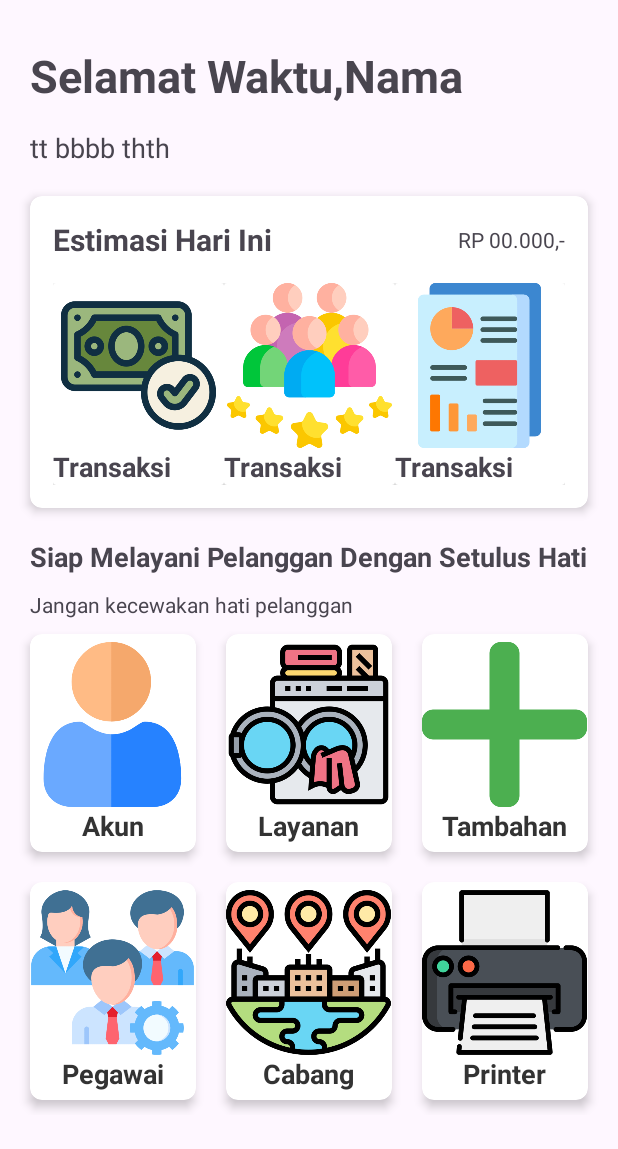
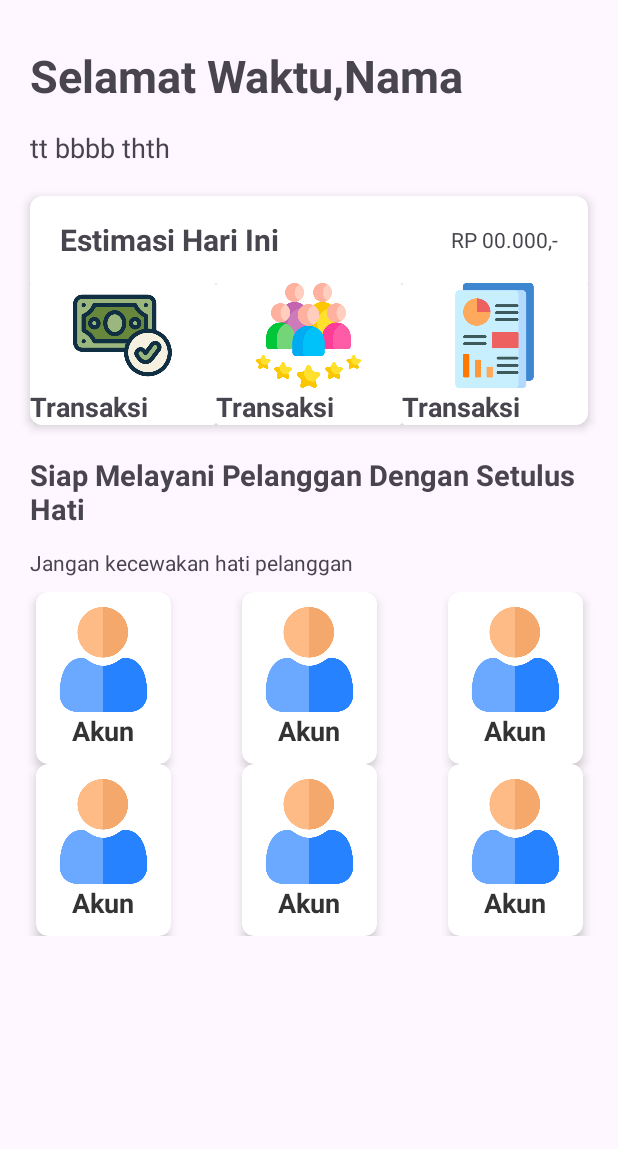
Before and after one commit to oktavianbn/Laundry, an Android app: the MainActivity screen opened directly, with no data from a screen before it, on a phone screen of 412 x 824 dp. Shown: the top 1149 px of the screen. Run offline under Robolectric (Android 15) with nearby library versions, the phone set to English and light mode, and no system bars.

Commit message:
Segment 1 : lanjut kerapian 2  (Mau pulang dulu[lagi])

```diff
--- a/app/src/main/res/layout/activity_main.xml
+++ b/app/src/main/res/layout/activity_main.xml
@@ -50,10 +50,11 @@
             android:layout_width="match_parent"
             android:layout_height="wrap_content"
             android:orientation="vertical"
-            android:layout_margin="15dp">
+            android:layout_marginTop="15dp">
             <androidx.constraintlayout.widget.ConstraintLayout
                 android:layout_width="match_parent"
                 android:layout_height="wrap_content"
+                android:layout_marginHorizontal="20dp"
                 android:paddingBottom="15dp">
 
                 <TextView
@@ -95,8 +96,8 @@
                         android:gravity="center">
 
                         <ImageView
-                            android:layout_width="110dp"
-                            android:layout_height="110dp"
+                            android:layout_width="70dp"
+                            android:layout_height="70dp"
                             android:src="@drawable/transaksi" />
 
                         <TextView
@@ -122,8 +123,8 @@
                         android:gravity="center">
 
                         <ImageView
-                            android:layout_width="110dp"
-                            android:layout_height="110dp"
+                            android:layout_width="70dp"
+                            android:layout_height="70dp"
                             android:src="@drawable/pelanggan" />
 
                         <TextView
@@ -149,8 +150,8 @@
                         android:gravity="center">
 
                         <ImageView
-                            android:layout_width="110dp"
-                            android:layout_height="110dp"
+                            android:layout_width="70dp"
+                            android:layout_height="70dp"
                             android:src="@drawable/laporan" />
 
                         <TextView
@@ -172,7 +173,7 @@
         android:layout_height="wrap_content"
         android:layout_marginTop="20dp"
         android:text="Siap Melayani Pelanggan Dengan Setulus Hati"
-        android:textSize="18sp"
+        android:textSize="19sp"
         android:textStyle="bold"
         android:textAlignment="center"
         android:layout_marginHorizontal="20dp"
@@ -185,7 +186,7 @@
         android:layout_width="match_parent"
         android:layout_height="wrap_content"
         android:layout_marginHorizontal="20dp"
-        android:layout_marginTop="10dp"
+        android:layout_marginTop="13dp"
         android:text="Jangan kecewakan hati pelanggan"
         android:textAlignment="textStart"
         android:textSize="14sp"
@@ -196,196 +197,217 @@
     <GridLayout
         android:layout_width="match_parent"
         android:layout_height="wrap_content"
+        android:layout_marginTop="10dp"
         android:columnCount="3"
         android:rowCount="2"
-        android:layout_marginHorizontal="10dp"
+        app:layout_constraintEnd_toEndOf="parent"
         app:layout_constraintStart_toStartOf="parent"
-        app:layout_constraintEnd_toEndOf="parent"
         app:layout_constraintTop_toBottomOf="@+id/moto_text_2_TV">
 
         <androidx.cardview.widget.CardView
-            android:layout_width="0dp"
+            android:layout_width="wrap_content"
             android:layout_height="wrap_content"
-            android:layout_margin="10dp"
             android:layout_rowWeight="1"
             android:layout_columnWeight="1"
-            app:cardElevation="4dp"
-            app:cardCornerRadius="8dp">
+            android:layout_gravity="center"
+            app:cardCornerRadius="8dp"
+            app:cardElevation="4dp">
+
             <LinearLayout
-                android:layout_width="match_parent"
-                android:paddingVertical="5dp"
+                android:layout_width="wrap_content"
                 android:layout_height="wrap_content"
-                android:orientation="vertical"
-                android:gravity="center">
+                android:layout_margin="10dp"
+                android:gravity="center"
+                android:orientation="vertical">
+
                 <ImageView
-                    android:layout_width="110dp"
-                    android:layout_height="110dp"
+                    android:layout_width="70dp"
+                    android:layout_height="70dp"
                     android:minWidth="80dp"
                     android:minHeight="80dp"
                     android:src="@drawable/akun" />
+
                 <TextView
                     android:layout_width="wrap_content"
                     android:layout_height="wrap_content"
                     android:text="Akun"
                     android:textAlignment="center"
+                    android:textColor="#333333"
                     android:textSize="18sp"
-                    android:textStyle="bold"
-                    android:textColor="#333333" />
+                    android:textStyle="bold" />
             </LinearLayout>
         </androidx.cardview.widget.CardView>
 
         <androidx.cardview.widget.CardView
-            android:layout_width="0dp"
+            android:layout_width="wrap_content"
             android:layout_height="wrap_content"
-            android:layout_margin="10dp"
             android:layout_rowWeight="1"
             android:layout_columnWeight="1"
-            app:cardElevation="4dp"
-            app:cardCornerRadius="8dp">
+            android:layout_gravity="center"
+            app:cardCornerRadius="8dp"
+            app:cardElevation="4dp">
+
             <LinearLayout
-                android:layout_width="match_parent"
+                android:layout_width="wrap_content"
                 android:layout_height="wrap_content"
-                android:orientation="vertical"
-                android:paddingVertical="5dp"
-                android:gravity="center">
+                android:layout_margin="10dp"
+                android:gravity="center"
+                android:orientation="vertical">
+
                 <ImageView
-                    android:layout_width="110dp"
-                    android:layout_height="110dp"
+                    android:layout_width="70dp"
+                    android:layout_height="70dp"
                     android:minWidth="80dp"
                     android:minHeight="80dp"
-                    android:src="@drawable/layanan" />
+                    android:src="@drawable/akun" />
+
                 <TextView
                     android:layout_width="wrap_content"
                     android:layout_height="wrap_content"
-                    android:text="Layanan"
+                    android:text="Akun"
                     android:textAlignment="center"
+                    android:textColor="#333333"
                     android:textSize="18sp"
-                    android:textStyle="bold"
-                    android:textColor="#333333" />
+                    android:textStyle="bold" />
             </LinearLayout>
         </androidx.cardview.widget.CardView>
 
         <androidx.cardview.widget.CardView
-            android:layout_width="0dp"
+            android:layout_width="wrap_content"
             android:layout_height="wrap_content"
-            android:layout_margin="10dp"
             android:layout_rowWeight="1"
             android:layout_columnWeight="1"
-            app:cardElevation="4dp"
-            app:cardCornerRadius="8dp">
+            android:layout_gravity="center"
+            app:cardCornerRadius="8dp"
+            app:cardElevation="4dp">
+
             <LinearLayout
-                android:layout_width="match_parent"
+                android:layout_width="wrap_content"
                 android:layout_height="wrap_content"
-                android:orientation="vertical"
-                android:paddingVertical="5dp"
-                android:gravity="center">
+                android:layout_margin="10dp"
+                android:gravity="center"
+                android:orientation="vertical">
+
                 <ImageView
-                    android:layout_width="110dp"
-                    android:layout_height="110dp"
+                    android:layout_width="70dp"
+                    android:layout_height="70dp"
                     android:minWidth="80dp"
                     android:minHeight="80dp"
-                    android:src="@drawable/tambahan" />
+                    android:src="@drawable/akun" />
+
                 <TextView
                     android:layout_width="wrap_content"
                     android:layout_height="wrap_content"
-                    android:text="Tambahan"
+                    android:text="Akun"
                     android:textAlignment="center"
+                    android:textColor="#333333"
                     android:textSize="18sp"
-                    android:textStyle="bold"
-                    android:textColor="#333333" />
-            </LinearLayout>
-        </androidx.cardview.widget.CardView><androidx.cardview.widget.CardView
-            android:layout_width="0dp"
-            android:layout_height="wrap_content"
-            android:layout_margin="10dp"
-            android:layout_rowWeight="1"
-            android:layout_columnWeight="1"
-            app:cardElevation="4dp"
-            app:cardCornerRadius="8dp">
-            <LinearLayout
-                android:layout_width="match_parent"
-                android:layout_height="wrap_content"
-                android:orientation="vertical"
-                android:paddingVertical="5dp"
-                android:gravity="center">
-                <ImageView
-                    android:layout_width="110dp"
-                    android:layout_height="110dp"
-                    android:minWidth="80dp"
-                    android:minHeight="80dp"
-                    android:src="@drawable/pegawai" />
-                <TextView
-                    android:layout_width="wrap_content"
-                    android:layout_height="wrap_content"
-                    android:text="Pegawai"
-                    android:textAlignment="center"
-                    android:textSize="18sp"
-                    android:textStyle="bold"
-                    android:textColor="#333333" />
+                    android:textStyle="bold" />
             </LinearLayout>
         </androidx.cardview.widget.CardView>
 
         <androidx.cardview.widget.CardView
-            android:layout_width="0dp"
+            android:layout_width="wrap_content"
             android:layout_height="wrap_content"
-            android:layout_margin="10dp"
             android:layout_rowWeight="1"
             android:layout_columnWeight="1"
-            app:cardElevation="4dp"
-            app:cardCornerRadius="8dp">
+            android:layout_gravity="center"
+            app:cardCornerRadius="8dp"
+            app:cardElevation="4dp">
+
             <LinearLayout
-                android:layout_width="match_parent"
+                android:layout_width="wrap_content"
                 android:layout_height="wrap_content"
-                android:orientation="vertical"
-                android:paddingVertical="5dp"
-                android:gravity="center">
+                android:layout_margin="10dp"
+                android:gravity="center"
+                android:orientation="vertical">
+
                 <ImageView
-                    android:layout_width="110dp"
-                    android:layout_height="110dp"
+                    android:layout_width="70dp"
+                    android:layout_height="70dp"
                     android:minWidth="80dp"
                     android:minHeight="80dp"
-                    android:src="@drawable/cabang" />
+                    android:src="@drawable/akun" />
+
                 <TextView
                     android:layout_width="wrap_content"
                     android:layout_height="wrap_content"
-                    android:text="Cabang"
+                    android:text="Akun"
                     android:textAlignment="center"
+                    android:textColor="#333333"
                     android:textSize="18sp"
-                    android:textStyle="bold"
-                    android:textColor="#333333" />
+                    android:textStyle="bold" />
             </LinearLayout>
         </androidx.cardview.widget.CardView>
 
         <androidx.cardview.widget.CardView
-            android:layout_width="0dp"
+            android:layout_width="wrap_content"
             android:layout_height="wrap_content"
-            android:layout_margin="10dp"
             android:layout_rowWeight="1"
             android:layout_columnWeight="1"
-            app:cardElevation="4dp"
-            app:cardCornerRadius="8dp">
+            android:layout_gravity="center"
+            app:cardCornerRadius="8dp"
+            app:cardElevation="4dp">
+
             <LinearLayout
-                android:layout_width="match_parent"
+                android:layout_width="wrap_content"
                 android:layout_height="wrap_content"
-                android:orientation="vertical"
-                android:paddingVertical="5dp"
-                android:gravity="center">
+                android:layout_margin="10dp"
+                android:gravity="center"
+                android:orientation="vertical">
+
                 <ImageView
-                    android:layout_width="110dp"
-                    android:layout_height="110dp"
+                    android:layout_width="70dp"
+                    android:layout_height="70dp"
                     android:minWidth="80dp"
                     android:minHeight="80dp"
-                    android:src="@drawable/printer" />
+                    android:src="@drawable/akun" />
+
                 <TextView
                     android:layout_width="wrap_content"
                     android:layout_height="wrap_content"
-                    android:text="Printer"
+                    android:text="Akun"
                     android:textAlignment="center"
+                    android:textColor="#333333"
                     android:textSize="18sp"
-                    android:textStyle="bold"
-                    android:textColor="#333333" />
+                    android:textStyle="bold" />
             </LinearLayout>
         </androidx.cardview.widget.CardView>
+
+        <androidx.cardview.widget.CardView
+            android:layout_width="wrap_content"
+            android:layout_height="wrap_content"
+            android:layout_rowWeight="1"
+            android:layout_columnWeight="1"
+            android:layout_gravity="center"
+            app:cardCornerRadius="8dp"
+            app:cardElevation="4dp">
+
+            <LinearLayout
+                android:layout_width="wrap_content"
+                android:layout_height="wrap_content"
+                android:layout_margin="10dp"
+                android:gravity="center"
+                android:orientation="vertical">
+
+                <ImageView
+                    android:layout_width="70dp"
+                    android:layout_height="70dp"
+                    android:minWidth="80dp"
+                    android:minHeight="80dp"
+                    android:src="@drawable/akun" />
+
+                <TextView
+                    android:layout_width="wrap_content"
+                    android:layout_height="wrap_content"
+                    android:text="Akun"
+                    android:textAlignment="center"
+                    android:textColor="#333333"
+                    android:textSize="18sp"
+                    android:textStyle="bold" />
+            </LinearLayout>
+        </androidx.cardview.widget.CardView>
+
     </GridLayout>
 
 
```
